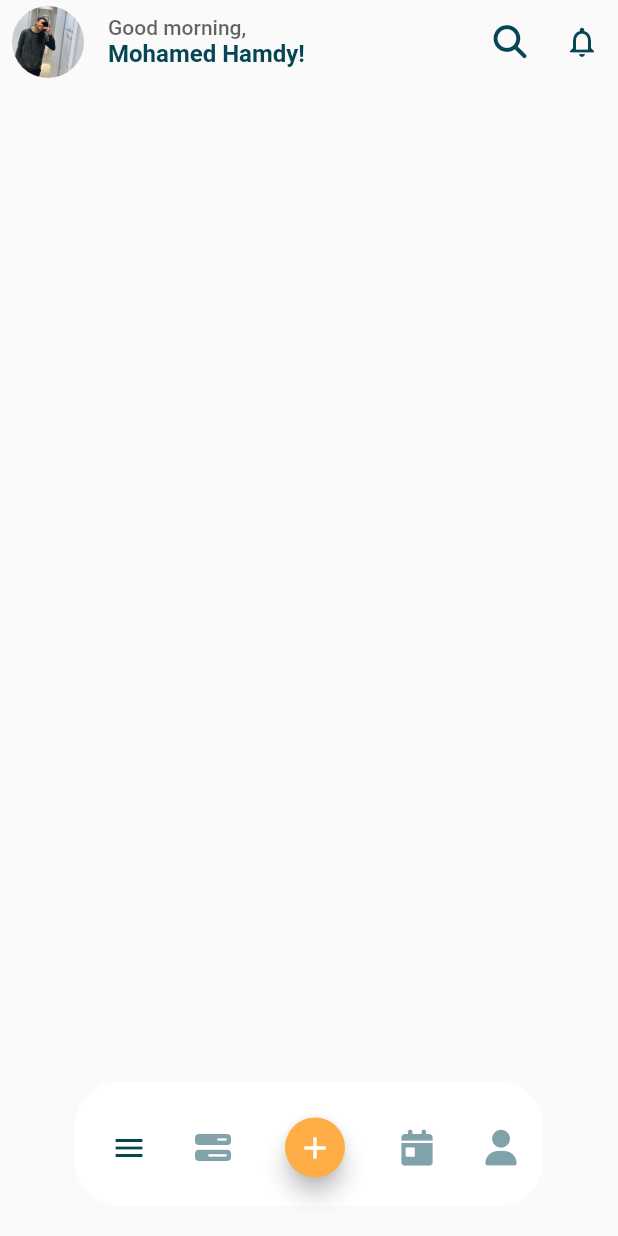
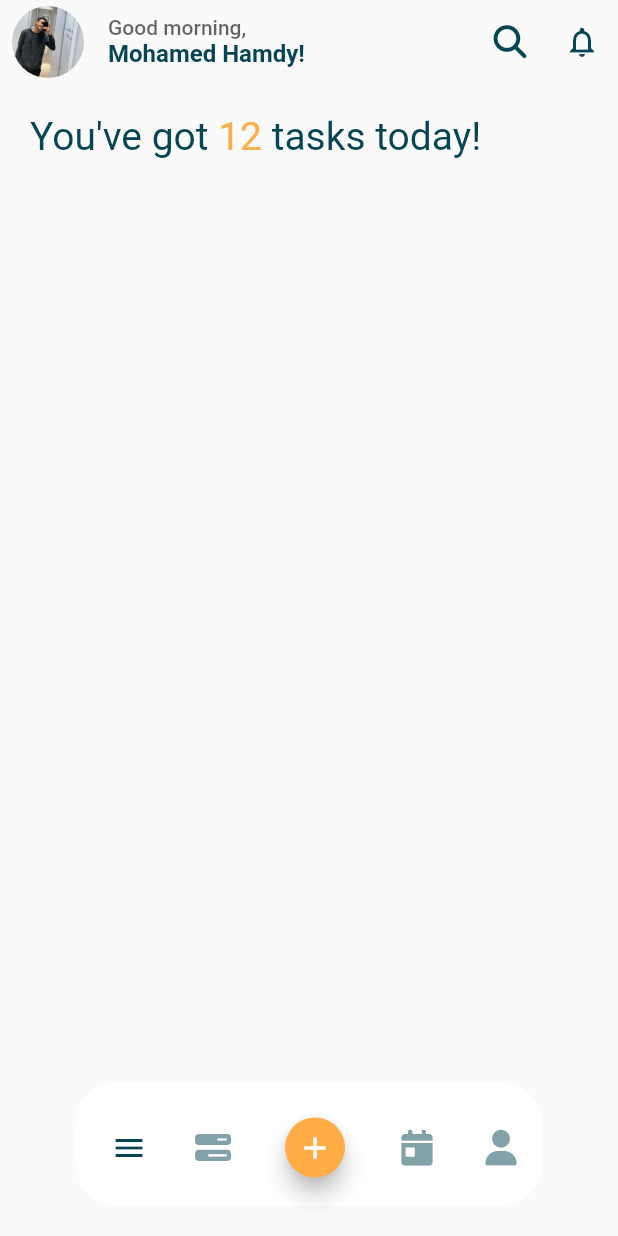
Before and after one commit to MohaamedHamdy/flutter_to_do_app, a Flutter app: the screen it shows after launch, on a phone screen of 412 x 824 dp. Run offline on Flutter 3.47's test engine with Material 2 defaults, Android fonts, the phone set to English and light mode, and no system bars; drawn by our look-alikes of dot_navigation_bar; our stand-ins replace font_awesome_flutter.

Commit message:
first text in home screen done

```diff
--- a/lib/features/home/presentation/views/widgets/home_screen_body.dart
+++ b/lib/features/home/presentation/views/widgets/home_screen_body.dart
@@ -5,6 +5,32 @@ class HomeScreenBody extends StatelessWidget {
 
   @override
   Widget build(BuildContext context) {
-    return ListView();
+    return Padding(
+      padding: const EdgeInsets.all(20.0),
+      child: ListView(
+        children: [
+          RichText(
+            text: const TextSpan(
+              text: 'You\'ve got ',
+              style: TextStyle(
+                fontSize: 26,
+                color: Color.fromRGBO(6, 69, 83, 1),
+              ),
+              children: [
+                TextSpan(
+                  text: '12',
+                  style: TextStyle(
+                    color: Color.fromRGBO(255, 173, 71, 1),
+                  ),
+                ),
+                TextSpan(
+                  text: ' tasks today!',
+                ),
+              ],
+            ),
+          ),
+        ],
+      ),
+    );
   }
 }
```
